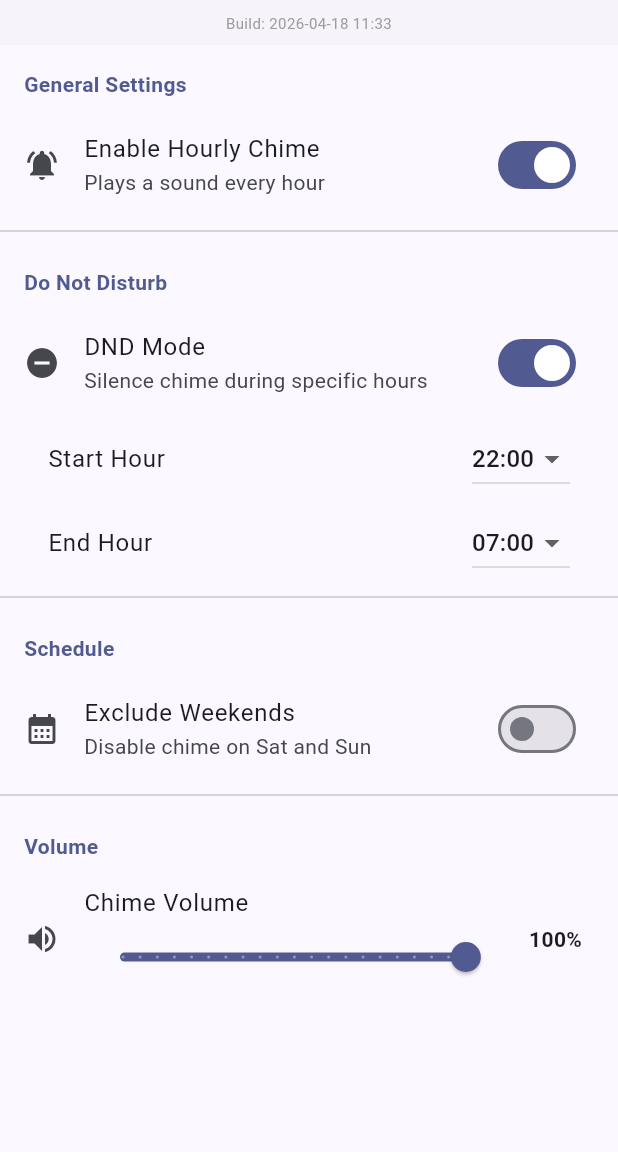
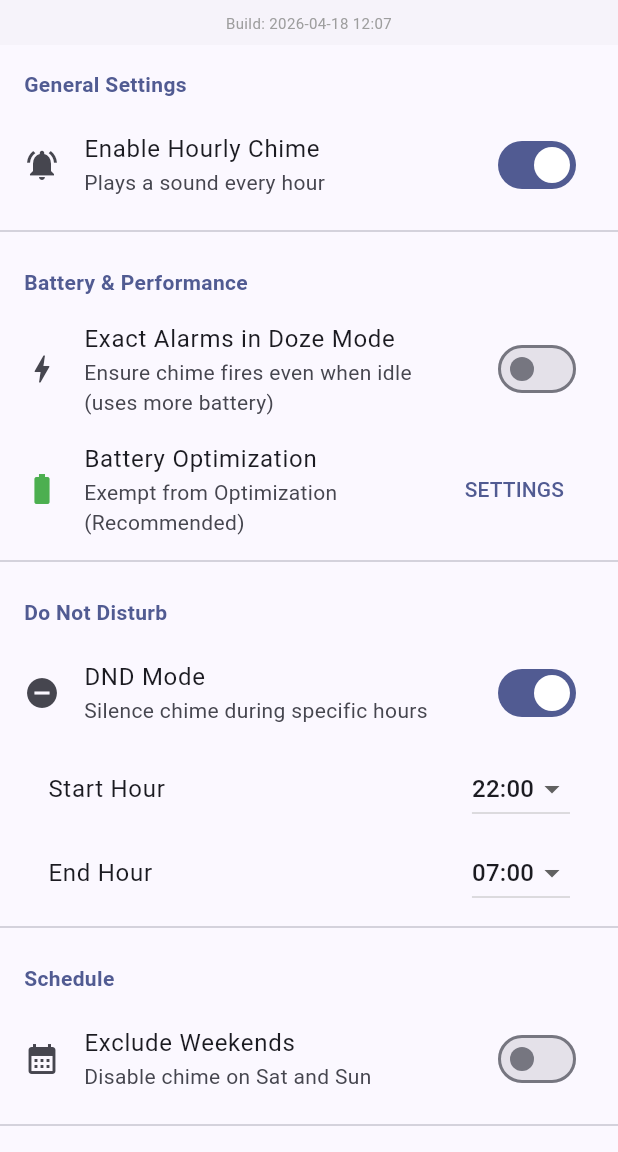
Before and after one commit to AeWeol1228/chime-bell-application, a Flutter app: the screen it shows after launch, after a tap on "DND Mode", on a phone screen of 412 x 824 dp, the part 84-1236 px from its top. Run offline on Flutter 3.47's test engine with Material 3 defaults, Android fonts, the phone set to English and light mode, and no system bars; our stand-ins replace audioplayers, permission_handler, shared_preferences; missing offline and left inert: android_alarm_manager_plus; statements that could not run were skipped.

Commit message:
Doze mode 대응설정 추가

```diff
--- a/lib/build_info.dart
+++ b/lib/build_info.dart
@@ -1,3 +1,3 @@
 class BuildInfo {
-  static const String buildTime = "2026-04-18 11:33";
+  static const String buildTime = "2026-04-18 12:07";
 }
--- a/lib/services/alarm_service.dart
+++ b/lib/services/alarm_service.dart
@@ -1,5 +1,6 @@
 import 'package:android_alarm_manager_plus/android_alarm_manager_plus.dart';
 import 'background_service.dart';
+import 'settings_service.dart';
 
 class AlarmService {
   static const int _alarmId = 0;
@@ -12,6 +13,9 @@ class AlarmService {
   }
 
   static Future<void> scheduleChime() async {
+    final settings = SettingsService();
+    await settings.init();
+
     final now = DateTime.now();
     // Schedule for the next full hour
     final nextHour = DateTime(now.year, now.month, now.day, now.hour + 1);
@@ -23,6 +27,7 @@ class AlarmService {
       startAt: nextHour,
       exact: true,
       wakeup: true,
+      allowWhileIdle: settings.allowWhileIdle,
       rescheduleOnReboot: true,
     );
   }
@@ -32,6 +37,9 @@ class AlarmService {
   }
 
   static Future<void> scheduleTestChime() async {
+    final settings = SettingsService();
+    await settings.init();
+
     const int testId = 1;
     final testTime = DateTime.now().add(const Duration(minutes: 1));
     print('[ChimeBell] Scheduling test alarm for: $testTime');
@@ -42,6 +50,7 @@ class AlarmService {
       BackgroundService.alarmCallback,
       exact: true,
       wakeup: true,
+      allowWhileIdle: settings.allowWhileIdle,
     );
   }
 }
--- a/lib/services/settings_service.dart
+++ b/lib/services/settings_service.dart
@@ -11,6 +11,7 @@ class SettingsService {
   static const String _keyDndStartHour = 'dnd_start_hour';
   static const String _keyDndEndHour = 'dnd_end_hour';
   static const String _keyExcludeWeekends = 'exclude_weekends';
+  static const String _keyAllowWhileIdle = 'allow_while_idle';
   static const String _keySelectedSound = 'selected_sound';
   static const String _keyVolume = 'volume';
 
@@ -45,6 +46,9 @@ class SettingsService {
   bool get excludeWeekends => _prefs.getBool(_keyExcludeWeekends) ?? false;
   Future<void> setExcludeWeekends(bool value) => _setBool(_keyExcludeWeekends, value);
 
+  bool get allowWhileIdle => _prefs.getBool(_keyAllowWhileIdle) ?? false;
+  Future<void> setAllowWhileIdle(bool value) => _setBool(_keyAllowWhileIdle, value);
+
   String get selectedSound => _prefs.getString(_keySelectedSound) ?? 'default_chime.mp3';
   Future<void> setSelectedSound(String value) => _setString(_keySelectedSound, value);
 
--- a/lib/ui/settings_screen.dart
+++ b/lib/ui/settings_screen.dart
@@ -1,5 +1,6 @@
 import 'package:flutter/material.dart';
 import 'package:audioplayers/audioplayers.dart';
+import 'package:permission_handler/permission_handler.dart';
 import '../services/settings_service.dart';
 import '../services/alarm_service.dart';
 import '../build_info.dart';
@@ -20,7 +21,9 @@ class _SettingsScreenState extends State<SettingsScreen> {
   late int _dndStart;
   late int _dndEnd;
   late bool _excludeWeekends;
+  late bool _allowWhileIdle;
   late double _volume;
+  bool _isBatteryOptimized = true;
   int _debugTapCount = 0;
   final AudioPlayer _previewPlayer = AudioPlayer();
 
@@ -28,6 +31,7 @@ class _SettingsScreenState extends State<SettingsScreen> {
   void initState() {
     super.initState();
     _loadSettings();
+    _checkBatteryOptimization();
 
     _previewPlayer.setAudioContext(const AudioContext(
       android: AudioContextAndroid(
@@ -44,7 +48,15 @@ class _SettingsScreenState extends State<SettingsScreen> {
     _dndStart = widget.settings.dndStartHour;
     _dndEnd = widget.settings.dndEndHour;
     _excludeWeekends = widget.settings.excludeWeekends;
+    _allowWhileIdle = widget.settings.allowWhileIdle;
     _volume = widget.settings.volume;
+  }
+
+  Future<void> _checkBatteryOptimization() async {
+    final status = await Permission.ignoreBatteryOptimizations.status;
+    setState(() {
+      _isBatteryOptimized = !status.isGranted;
+    });
   }
 
   @override
@@ -103,6 +115,44 @@ class _SettingsScreenState extends State<SettingsScreen> {
               widget.settings.setChimeEnabled(val);
               _updateAlarm(val);
             },
+          ),
+          const Divider(),
+          _buildSectionTitle('Battery & Performance'),
+          SwitchListTile(
+            title: const Text('Exact Alarms in Doze Mode'),
+            subtitle: const Text('Ensure chime fires even when idle (uses more battery)'),
+            secondary: const Icon(Icons.bolt),
+            value: _allowWhileIdle,
+            onChanged: (val) {
+              setState(() => _allowWhileIdle = val);
+              widget.settings.setAllowWhileIdle(val);
+              if (_chimeEnabled) {
+                _updateAlarm(true); // Reschedule with new flag
+              }
+            },
+          ),
+          ListTile(
+            title: const Text('Battery Optimization'),
+            subtitle: Text(_isBatteryOptimized
+                ? 'Currently Optimized (May delay chimes)'
+                : 'Exempt from Optimization (Recommended)'),
+            leading: Icon(
+              _isBatteryOptimized ? Icons.battery_saver : Icons.battery_full,
+              color: _isBatteryOptimized ? Colors.orange : Colors.green,
+            ),
+            trailing: TextButton(
+              onPressed: () async {
+                if (_isBatteryOptimized) {
+                  await Permission.ignoreBatteryOptimizations.request();
+                } else {
+                  // Android doesn't allow un-requesting programmatically,
+                  // but we can open settings
+                  await openAppSettings();
+                }
+                _checkBatteryOptimization();
+              },
+              child: Text(_isBatteryOptimized ? 'DISABLE' : 'SETTINGS'),
+            ),
           ),
           const Divider(),
           _buildSectionTitle('Do Not Disturb'),
--- a/pubspec.yaml
+++ b/pubspec.yaml
@@ -36,6 +36,8 @@ dependencies:
   audioplayers: ^5.2.1
   shared_preferences: ^2.2.2
   intl: ^0.19.0
+  permission_handler: ^11.3.1
+  device_info_plus: ^10.1.0
 
 dev_dependencies:
   flutter_test:
```
Also changed, not shown: pubspec.lock, 4 other files.
